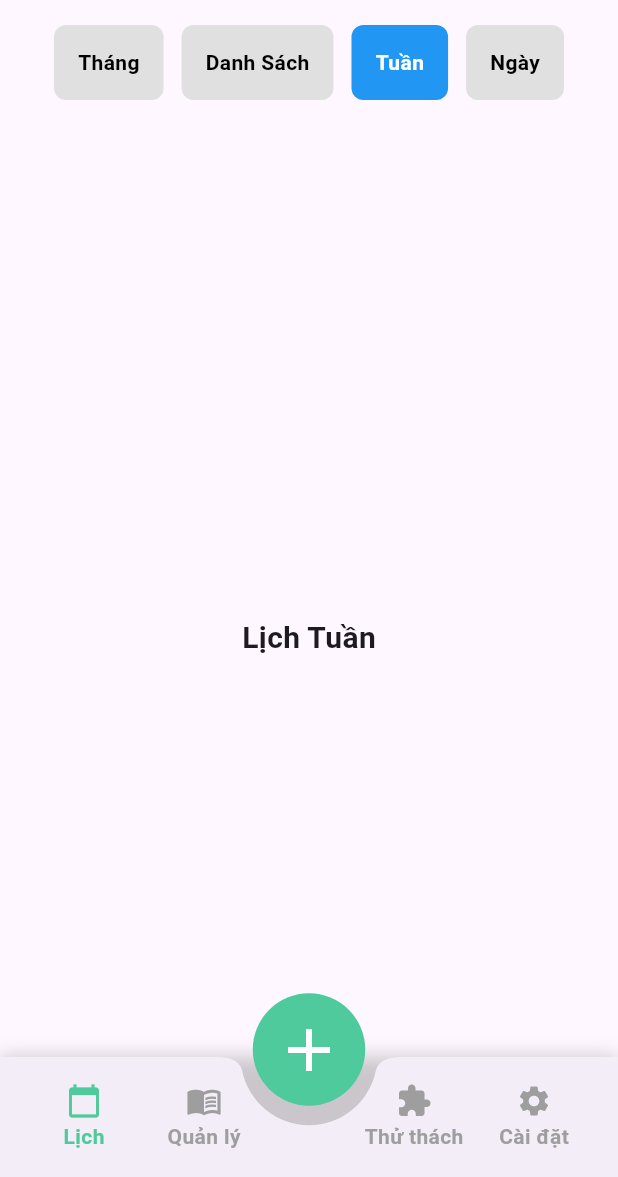
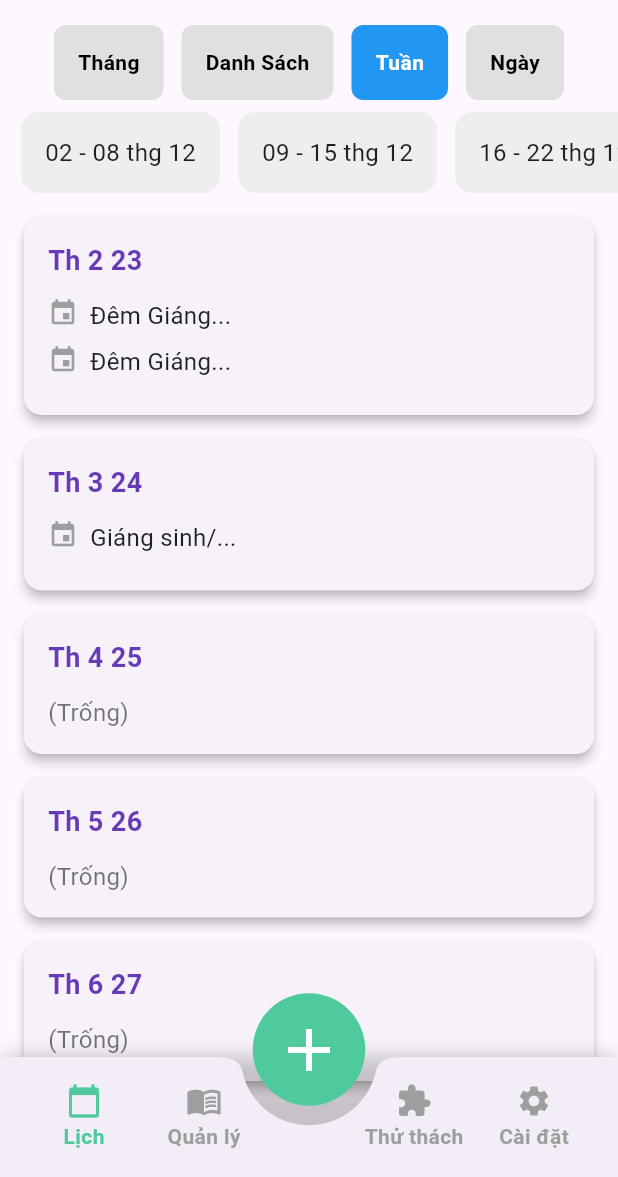
Before and after one commit to nguyentrong3114/appreminder, a Flutter app: the screen it shows after launch, after a tap on "Danh Sách", after a tap on "Tuần", on a phone screen of 412 x 824 dp, the part 59-1236 px from its top. Run offline on Flutter 3.47's test engine with Material 3 defaults, Android fonts, the phone set to English and light mode, and no system bars.

Commit message:
Thêm Week

```diff
--- a/lib/views/home_screen.dart
+++ b/lib/views/home_screen.dart
@@ -1,7 +1,9 @@
 import 'package:intl/intl.dart';
 import 'package:flutter/material.dart';
 import 'widgets/list_calendar_widget.dart';
+import 'package:flutter_app/views/widgets/Home/week_selector.dart';
 import 'package:flutter_app/views/widgets/Home/event_calendar.dart';
+import 'package:flutter_app/views/widgets/Home/week_view_calendar.dart';
 import 'package:flutter_app/views/widgets/Home/renctangle_calender.dart';
 
 class HomeScreen extends StatefulWidget {
@@ -14,6 +16,7 @@ class _HomeScreenState extends State<HomeScreen> {
   final List<String> items = ["Tháng", "Danh Sách", "Tuần", "Ngày"];
   int selectedIndex = 0;
   int selectedDayIndex = 0;
+  int selectedWeekIndex = 3;
   void _onDateSelected(DateTime date) {
     setState(() {
       selectedDate = date;
@@ -153,13 +156,13 @@ class _HomeScreenState extends State<HomeScreen> {
           "title": "Cuộc họp nhóm",
           "description": "Thảo luận dự án Flutter",
           "weekDay": "T2",
-          "time": "8 a.m - 9 a.m"
+          "time": "8 a.m - 9 a.m",
         },
         {
           "title": "Tập Gym",
           "description": "Luyện tập thể lực",
           "weekDay": "T2",
-          "time": "10 a.m - 12 p.m"
+          "time": "10 a.m - 12 p.m",
         },
       ],
       "2": [
@@ -167,7 +170,7 @@ class _HomeScreenState extends State<HomeScreen> {
           "title": "Đi siêu thị",
           "description": "Mua đồ dùng gia đình",
           "weekDay": "T3",
-          "time": "8 a.m - 9 p.m"
+          "time": "8 a.m - 9 p.m",
         },
       ],
       "5": [
@@ -175,7 +178,7 @@ class _HomeScreenState extends State<HomeScreen> {
           "title": "Xem phim",
           "description": "Thư giãn cuối tuần",
           "weekDay": "T6",
-          "time": "8 a.m - 9 p.m"
+          "time": "8 a.m - 9 p.m",
         },
       ],
     };
@@ -252,11 +255,34 @@ class _HomeScreenState extends State<HomeScreen> {
   }
 
   Widget _buildWeekView() {
-    return Center(
-      child: Text(
-        "Lịch Tuần",
-        style: TextStyle(fontSize: 20, fontWeight: FontWeight.bold),
-      ),
+    return StatefulBuilder(
+      builder: (context, setState) {
+        List<String> weeks = [
+          "02 - 08 thg 12",
+          "09 - 15 thg 12",
+          "16 - 22 thg 12",
+          "23 - 29 thg 12",
+          "30 - 05 thg 01",
+        ];
+
+        void onWeekSelected(int index) {
+          setState(() {
+            selectedWeekIndex = index;
+          });
+          print("Tuần được chọn: ${weeks[index]}");
+        }
+
+        return Column(
+          children: [
+            WeekSelector(
+              weeks: weeks,
+              selectedIndex: selectedWeekIndex,
+              onWeekSelected: onWeekSelected,
+            ),
+            const Expanded(child: WeekView()),
+          ],
+        );
+      },
     );
   }
 
--- /dev/null
+++ b/lib/views/widgets/Home/week_selector.dart
@@ -0,0 +1,63 @@
+import 'package:flutter/material.dart';
+
+class WeekSelector extends StatefulWidget {
+  final List<String> weeks;
+  final int selectedIndex;
+  final ValueChanged<int> onWeekSelected;
+
+  const WeekSelector({
+    Key? key,
+    required this.weeks,
+    required this.selectedIndex,
+    required this.onWeekSelected,
+  }) : super(key: key);
+
+  @override
+  State<WeekSelector> createState() => _WeekSelectorState();
+}
+
+class _WeekSelectorState extends State<WeekSelector> {
+  @override
+  Widget build(BuildContext context) {
+    return SizedBox(
+      height: 70, // Tăng chiều cao tổng thể
+      child: ListView.builder(
+        scrollDirection: Axis.horizontal,
+        itemCount: widget.weeks.length,
+        padding: const EdgeInsets.symmetric(horizontal: 8),
+        itemBuilder: (context, index) {
+          final isSelected = index == widget.selectedIndex;
+          return GestureDetector(
+            onTap: () => widget.onWeekSelected(index),
+            child: Container(
+              alignment: Alignment.center,
+              padding: const EdgeInsets.symmetric(horizontal: 16, vertical: 12),
+              margin: const EdgeInsets.symmetric(horizontal: 6, vertical: 8),
+              decoration: BoxDecoration(
+                color: isSelected ? Colors.green.shade600 : Colors.grey.shade200,
+                borderRadius: BorderRadius.circular(12),
+                boxShadow: isSelected
+                    ? [
+                        BoxShadow(
+                          color: Colors.green.withOpacity(0.3),
+                          blurRadius: 6,
+                          offset: const Offset(0, 3),
+                        )
+                      ]
+                    : [],
+              ),
+              child: Text(
+                widget.weeks[index],
+                style: TextStyle(
+                  color: isSelected ? Colors.white : Colors.black87,
+                  fontSize: 16, // Chỉnh font to hơn một chút
+                  fontWeight: isSelected ? FontWeight.bold : FontWeight.normal,
+                ),
+              ),
+            ),
+          );
+        },
+      ),
+    );
+  }
+}
--- /dev/null
+++ b/lib/views/widgets/Home/week_view_calendar.dart
@@ -0,0 +1,85 @@
+import 'package:flutter/material.dart';
+
+class WeekView extends StatelessWidget {
+  const WeekView({Key? key}) : super(key: key);
+
+  @override
+  Widget build(BuildContext context) {
+    final days = [
+      {'day': 'Th 2 23', 'events': ['Đêm Giáng...', 'Đêm Giáng...']},
+      {'day': 'Th 3 24', 'events': ['Giáng sinh/...']},
+      {'day': 'Th 4 25', 'events': ['']},
+      {'day': 'Th 5 26', 'events': ['']},
+      {'day': 'Th 6 27', 'events': ['']},
+      {'day': 'Th 7 28', 'events': ['']},
+      {'day': 'CN 29', 'events': ['']},
+    ];
+
+    return ListView.builder(
+      itemCount: days.length,
+      itemBuilder: (context, index) {
+        final dayData = days[index];
+        final dayName = dayData['day'] as String;
+        final events = dayData['events'] as List<String>;
+        // Lọc bỏ các event rỗng để hiển thị
+        final validEvents = events.where((e) => e.trim().isNotEmpty).toList();
+
+        return Card(
+          elevation: 3,
+          margin: const EdgeInsets.symmetric(horizontal: 16, vertical: 8),
+          shape: RoundedRectangleBorder(
+            borderRadius: BorderRadius.circular(12),
+          ),
+          child: Padding(
+            padding: const EdgeInsets.all(16.0),
+            child: Column(
+              crossAxisAlignment: CrossAxisAlignment.start,
+              children: [
+                // Tiêu đề ngày
+                Text(
+                  dayName,
+                  style: const TextStyle(
+                    fontWeight: FontWeight.bold,
+                    fontSize: 18,
+                    color: Colors.deepPurple,
+                  ),
+                ),
+                const SizedBox(height: 12),
+                // Hiển thị danh sách sự kiện nếu có, ngược lại hiện "(Trống)"
+                if (validEvents.isNotEmpty)
+                  ...validEvents.map((event) => Padding(
+                        padding: const EdgeInsets.only(bottom: 8.0),
+                        child: Row(
+                          crossAxisAlignment: CrossAxisAlignment.start,
+                          children: [
+                            const Icon(
+                              Icons.event,
+                              size: 20,
+                              color: Colors.grey,
+                            ),
+                            const SizedBox(width: 8),
+                            Expanded(
+                              child: Text(
+                                event,
+                                style: const TextStyle(
+                                  fontSize: 16,
+                                  color: Colors.black87,
+                                ),
+                              ),
+                            ),
+                          ],
+                        ),
+                      ))
+                else
+                  const Text(
+                    '(Trống)',
+                    style: TextStyle(fontSize: 16, color: Colors.black54),
+                  ),
+              ],
+            ),
+          ),
+        );
+      },
+    );
+  }
+}
```
